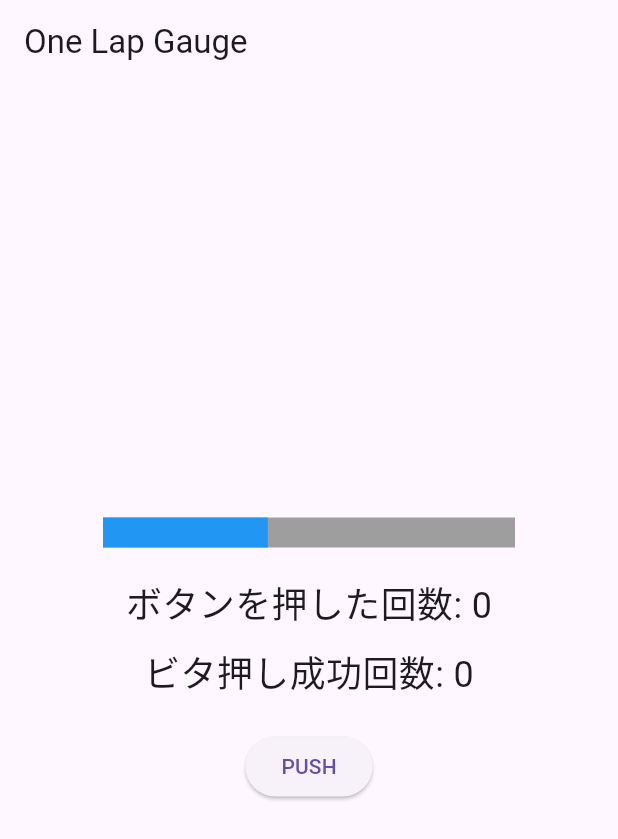
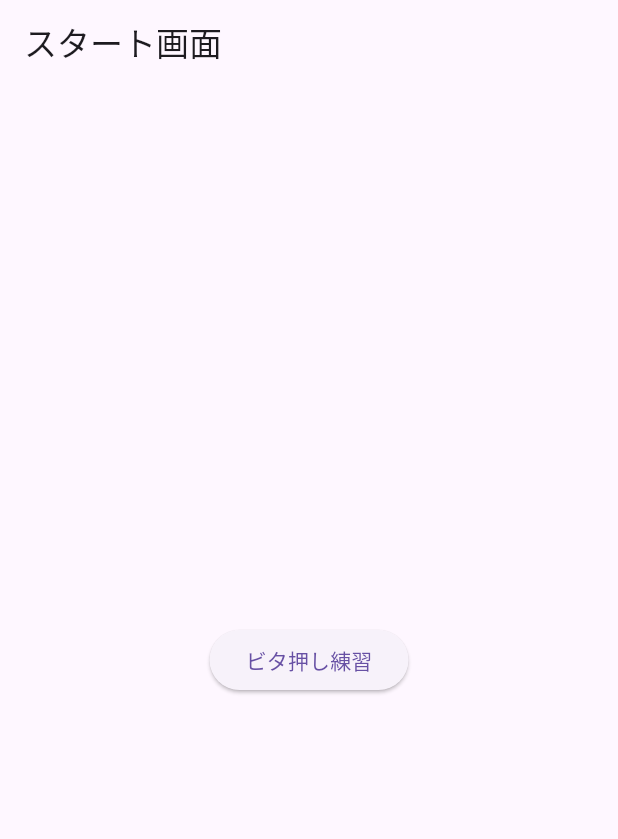
Before and after one commit to 432ihsoh/Bitabita, a Flutter app: the screen it shows after launch, on a phone screen of 412 x 824 dp. Shown: the top 839 px of the screen. Run offline on Flutter 3.47's test engine with Material 3 defaults, Android fonts, the phone set to English and light mode, and no system bars.

Commit message:
スタート画面、戻るボタンの追加

```diff
--- a/slot_machine/lib/One_lap_gauge.dart
+++ b/slot_machine/lib/One_lap_gauge.dart
@@ -76,7 +76,7 @@ class _OneLapGaugeState extends State<OneLapGauge>
         mainAxisAlignment: MainAxisAlignment.center,
         children: [
           FractionallySizedBox(
-            widthFactor: 2 / 3,
+            widthFactor: 3 / 5,
             child: AnimatedBuilder(
               animation: _controller,
               builder: (context, child) {
@@ -95,12 +95,22 @@ class _OneLapGaugeState extends State<OneLapGauge>
           const SizedBox(height: 20),
           Text(
             'ボタンを押した回数: $_count',
-            style: const TextStyle(fontSize: 24),
+            style: const TextStyle(
+              fontSize: 24,
+              color: Colors.black,
+              decoration: TextDecoration.underline,
+              decorationColor: Colors.white,
+            ),
           ),
           const SizedBox(height: 10),
           Text(
             'ビタ押し成功回数: $_bitaCount',
-            style: const TextStyle(fontSize: 24),
+            style: const TextStyle(
+              fontSize: 24,
+              color: Colors.black,
+              decoration: TextDecoration.underline,
+              decorationColor: Colors.white,
+            ),
           ),
           const SizedBox(height: 20),
           ElevatedButton(
@@ -113,6 +123,14 @@ class _OneLapGaugeState extends State<OneLapGauge>
             onPressed: _incrementCounter,
             child: const Text('PUSH'),
           ),
+          const SizedBox(width: 20), // ボタン間のスペース
+          ElevatedButton(
+            // 戻るボタン
+            onPressed: () {
+              Navigator.of(context).pop(); // 前の画面に戻る
+            },
+            child: const Text('戻る'),
+          ),
         ],
       ),
     );
--- a/slot_machine/lib/main.dart
+++ b/slot_machine/lib/main.dart
@@ -1,5 +1,6 @@
 import 'package:flutter/material.dart';
-import 'one_lap_gauge.dart';
+
+import 'one_lap_gauge.dart'; // ビタ押し練習画面をインポート
 
 void main() {
   runApp(const MyApp());
@@ -11,13 +12,34 @@ class MyApp extends StatelessWidget {
   @override
   Widget build(BuildContext context) {
     return MaterialApp(
-      // ...
-      home: Scaffold(
-        appBar: AppBar(
-          title: const Text('One Lap Gauge'), // タイトルも変更
-        ),
-        body: const Center(
-          child: OneLapGauge(), // インポートしたクラスを使用
+      title: 'ビタ押し練習アプリ',
+      theme: ThemeData(
+        primarySwatch: Colors.blue,
+      ),
+      home: const StartScreen(), // スタート画面を表示
+    );
+  }
+}
+
+class StartScreen extends StatelessWidget {
+  const StartScreen({super.key});
+
+  @override
+  Widget build(BuildContext context) {
+    return Scaffold(
+      appBar: AppBar(
+        title: const Text('スタート画面'),
+      ),
+      body: Center(
+        child: ElevatedButton(
+          onPressed: () {
+            Navigator.of(context).push(
+              MaterialPageRoute(
+                builder: (context) => const OneLapGauge(),
+              ),
+            );
+          },
+          child: const Text('ビタ押し練習'),
         ),
       ),
     );
```
